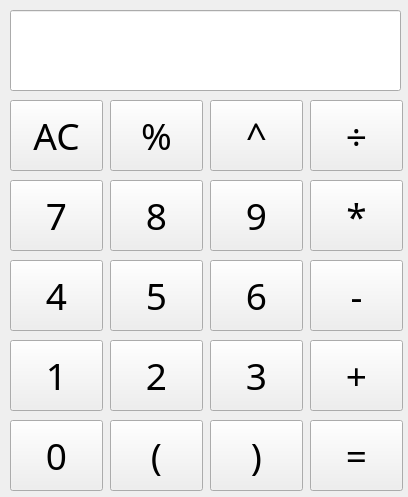
Old version of the form ProjectA/Calculate/mainwindow.ui in the repository wolf-bolin/Jigsaw.
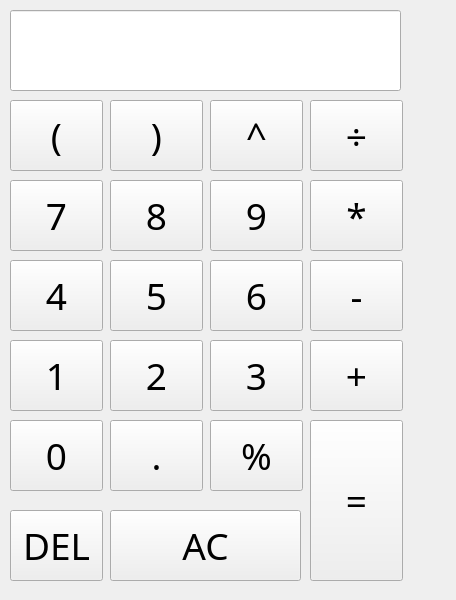
New version of the form.

What changed in the file:
```diff
--- a/ProjectA/Calculate/mainwindow.ui
+++ b/ProjectA/Calculate/mainwindow.ui
@@ -6,8 +6,8 @@
    <rect>
     <x>0</x>
     <y>0</y>
-    <width>408</width>
-    <height>497</height>
+    <width>456</width>
+    <height>600</height>
    </rect>
   </property>
   <property name="windowTitle">
@@ -51,8 +51,8 @@
    <widget class="QPushButton" name="pushButton_Right">
     <property name="geometry">
      <rect>
-      <x>210</x>
-      <y>420</y>
+      <x>110</x>
+      <y>100</y>
       <width>93</width>
       <height>71</height>
      </rect>
@@ -70,8 +70,8 @@
    <widget class="QPushButton" name="pushButton_Left">
     <property name="geometry">
      <rect>
-      <x>110</x>
-      <y>420</y>
+      <x>10</x>
+      <y>100</y>
       <width>93</width>
       <height>71</height>
      </rect>
@@ -89,8 +89,8 @@
    <widget class="QPushButton" name="pushButton_Mod">
     <property name="geometry">
      <rect>
-      <x>110</x>
-      <y>100</y>
+      <x>210</x>
+      <y>420</y>
       <width>93</width>
       <height>71</height>
      </rect>
@@ -298,9 +298,9 @@
    <widget class="QPushButton" name="pushButton_AC">
     <property name="geometry">
      <rect>
-      <x>10</x>
-      <y>100</y>
-      <width>93</width>
+      <x>110</x>
+      <y>510</y>
+      <width>191</width>
       <height>71</height>
      </rect>
     </property>
@@ -320,7 +320,7 @@
       <x>310</x>
       <y>420</y>
       <width>93</width>
-      <height>71</height>
+      <height>161</height>
      </rect>
     </property>
     <property name="font">
@@ -428,6 +428,44 @@
      <string>*</string>
     </property>
    </widget>
+   <widget class="QPushButton" name="pushButton_Drop">
+    <property name="geometry">
+     <rect>
+      <x>110</x>
+      <y>420</y>
+      <width>93</width>
+      <height>71</height>
+     </rect>
+    </property>
+    <property name="font">
+     <font>
+      <family>Avenir Next</family>
+      <pointsize>28</pointsize>
+     </font>
+    </property>
+    <property name="text">
+     <string>.</string>
+    </property>
+   </widget>
+   <widget class="QPushButton" name="pushButton_Del">
+    <property name="geometry">
+     <rect>
+      <x>10</x>
+      <y>510</y>
+      <width>93</width>
+      <height>71</height>
+     </rect>
+    </property>
+    <property name="font">
+     <font>
+      <family>Avenir Next</family>
+      <pointsize>28</pointsize>
+     </font>
+    </property>
+    <property name="text">
+     <string>DEL</string>
+    </property>
+   </widget>
   </widget>
  </widget>
  <layoutdefault spacing="6" margin="11"/>
```
